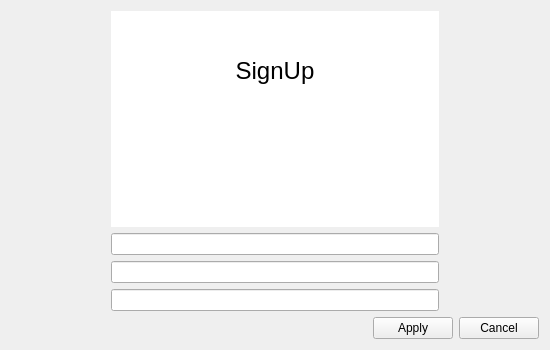
Before: the Qt Designer form Registration/registration.ui in SirMel0n/QT-Desktop-Messenger, drawn with Qt 5.
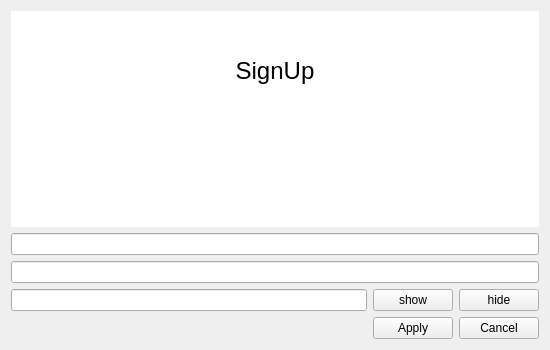
After: the same form once the commit is applied.

Commit message: show and hide logic for password input

```diff
--- a/Registration/registration.ui
+++ b/Registration/registration.ui
@@ -16,24 +16,8 @@
   <property name="layoutDirection">
    <enum>Qt::LayoutDirection::LeftToRight</enum>
   </property>
-  <layout class="QHBoxLayout" name="horizontalLayout_3">
-   <item>
-    <layout class="QVBoxLayout" name="verticalLayout_4">
-     <item>
-      <layout class="QVBoxLayout" name="verticalLayout_3">
-       <item>
-        <layout class="QHBoxLayout" name="horizontalLayout">
-         <item>
           <layout class="QVBoxLayout" name="verticalLayout">
            <item>
-            <layout class="QVBoxLayout" name="verticalLayout_2">
-             <property name="leftMargin">
-              <number>100</number>
-             </property>
-             <property name="rightMargin">
-              <number>100</number>
-             </property>
-             <item>
               <widget class="QTextEdit" name="signUpText">
                <property name="frameShape">
                 <enum>QFrame::Shape::NoFrame</enum>
@@ -65,11 +49,23 @@
               <widget class="QLineEdit" name="loginEdit"/>
              </item>
              <item>
+    <layout class="QHBoxLayout" name="horizontalLayout">
+     <item>
               <widget class="QLineEdit" name="passwordEdit"/>
              </item>
-            </layout>
-           </item>
-          </layout>
+     <item>
+      <widget class="QPushButton" name="showButton">
+       <property name="text">
+        <string>show</string>
+       </property>
+      </widget>
+     </item>
+     <item>
+      <widget class="QPushButton" name="hideButton">
+       <property name="text">
+        <string>hide</string>
+       </property>
+      </widget>
          </item>
         </layout>
        </item>
@@ -101,10 +97,6 @@
             <string>Cancel</string>
            </property>
           </widget>
-         </item>
-        </layout>
-       </item>
-      </layout>
      </item>
     </layout>
    </item>
```
Lines whose indentation alone changed are shown as unchanged. The commit also changes 3 other files.
